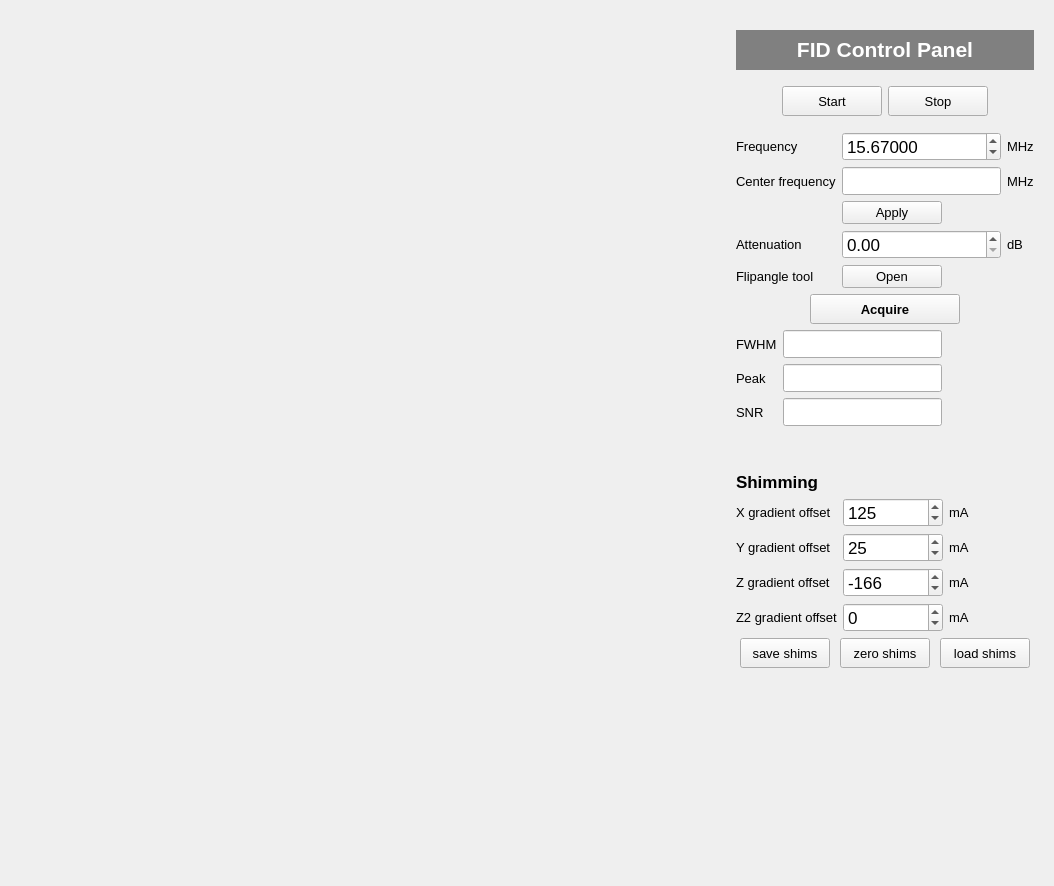
Old version of the form Applications/ocra/ui/mri_fid_Widget.ui in the repository OpenMRI/ocra.
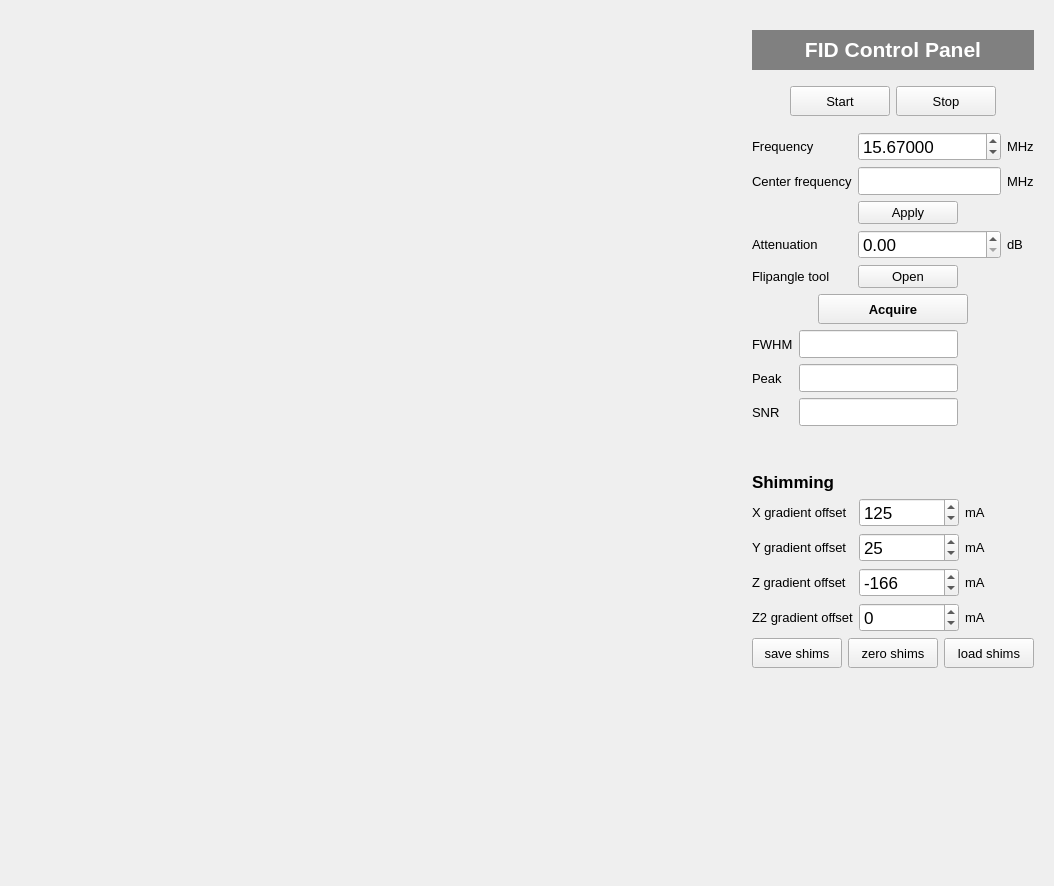
New version of the form.

The edit to the form file:
```diff
--- a/Applications/ocra/ui/mri_fid_Widget.ui
+++ b/Applications/ocra/ui/mri_fid_Widget.ui
@@ -24,8 +24,8 @@
      </property>
      <property name="minimumSize">
       <size>
-       <width>700</width>
-       <height>800</height>
+       <width>600</width>
+       <height>500</height>
       </size>
      </property>
      <layout class="QVBoxLayout" name="plotLayout"/>
@@ -64,6 +64,12 @@
        <height>0</height>
       </size>
      </property>
+     <property name="maximumSize">
+      <size>
+       <width>300</width>
+       <height>16777215</height>
+      </size>
+     </property>
      <property name="font">
       <font>
        <pointsize>10</pointsize>
```
